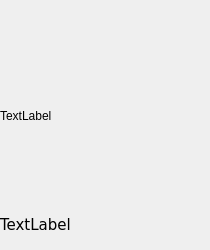
Before: the Qt Designer form ClipFlix/cards.ui in andralves717/IHC_Clipflix, drawn with Qt 5.
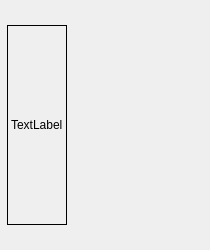
After: the same form once the commit is applied.

```diff
--- a/ClipFlix/cards.ui
+++ b/ClipFlix/cards.ui
@@ -10,6 +10,12 @@
     <height>250</height>
    </rect>
   </property>
+  <property name="sizePolicy">
+   <sizepolicy hsizetype="Maximum" vsizetype="Preferred">
+    <horstretch>0</horstretch>
+    <verstretch>0</verstretch>
+   </sizepolicy>
+  </property>
   <property name="maximumSize">
    <size>
     <width>250</width>
@@ -21,24 +27,33 @@
   </property>
   <layout class="QVBoxLayout" name="verticalLayout_2">
    <property name="spacing">
-    <number>0</number>
+    <number>6</number>
    </property>
    <property name="leftMargin">
-    <number>0</number>
+    <number>7</number>
    </property>
    <property name="topMargin">
-    <number>0</number>
+    <number>7</number>
    </property>
    <property name="rightMargin">
-    <number>0</number>
+    <number>7</number>
    </property>
    <property name="bottomMargin">
-    <number>0</number>
+    <number>7</number>
    </property>
    <item>
     <layout class="QVBoxLayout" name="verticalLayout">
+     <property name="spacing">
+      <number>0</number>
+     </property>
      <item>
       <widget class="QLabel" name="image">
+       <property name="sizePolicy">
+        <sizepolicy hsizetype="Maximum" vsizetype="Preferred">
+         <horstretch>0</horstretch>
+         <verstretch>0</verstretch>
+        </sizepolicy>
+       </property>
        <property name="minimumSize">
         <size>
          <width>0</width>
@@ -51,24 +66,8 @@
          <height>200</height>
         </size>
        </property>
-       <property name="text">
-        <string>TextLabel</string>
-       </property>
-      </widget>
-     </item>
-     <item>
-      <widget class="QLabel" name="title">
-       <property name="sizePolicy">
-        <sizepolicy hsizetype="Preferred" vsizetype="Maximum">
-         <horstretch>0</horstretch>
-         <verstretch>0</verstretch>
-        </sizepolicy>
-       </property>
-       <property name="font">
-        <font>
-         <family>DejaVu Sans</family>
-         <pointsize>11</pointsize>
-        </font>
+       <property name="frameShape">
+        <enum>QFrame::Box</enum>
        </property>
        <property name="text">
         <string>TextLabel</string>
```
